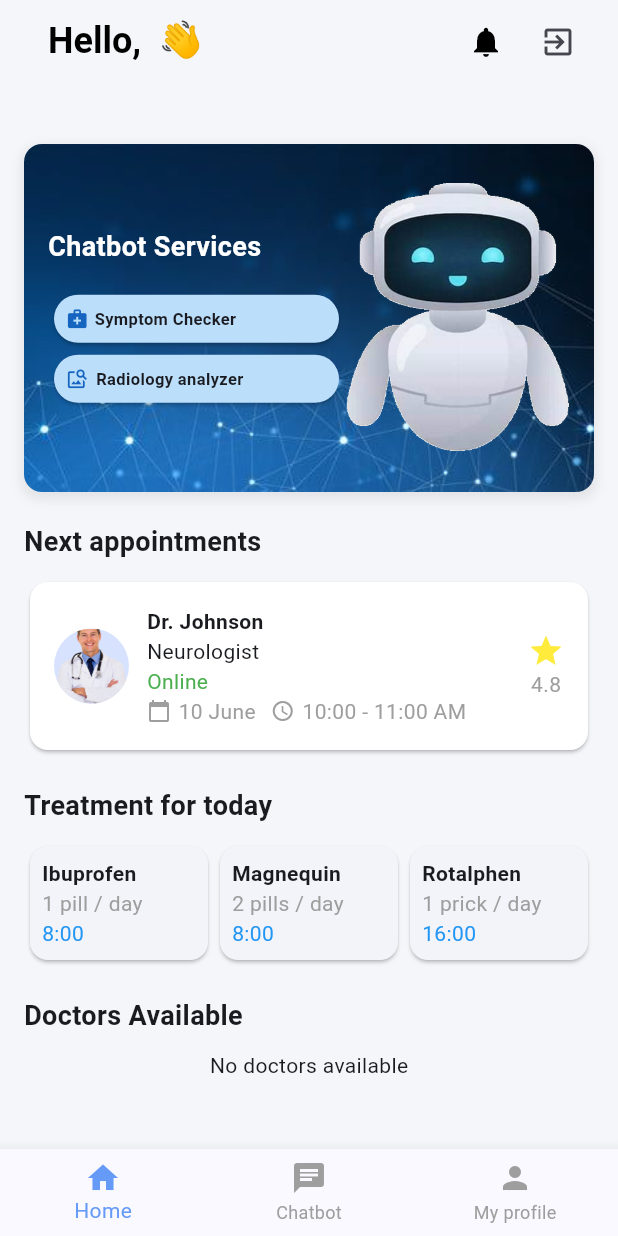
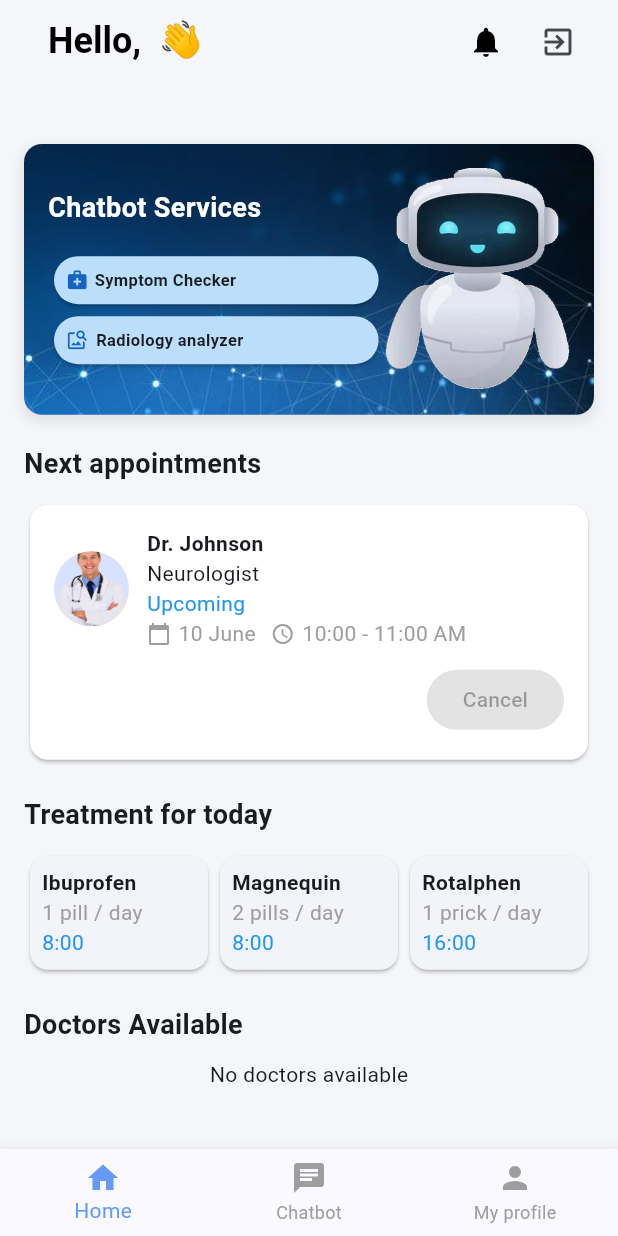
Before and after one commit to Omnyanasr/Hospital-Management, a Flutter app: the HomePage screen opened by its route, on a phone screen of 412 x 824 dp. Run offline on Flutter 3.47's test engine with Material 3 defaults, Android fonts, the phone set to English and light mode, and no system bars; our stand-ins replace cloud_firestore, firebase_auth, firebase_core, firebase_storage, get, google_sign_in and 3 more; accounts and stored records are empty.

Commit message:
update my appointments page

```diff
--- a/lib/components/appointment_card.dart
+++ b/lib/components/appointment_card.dart
@@ -1,53 +1,88 @@
 import 'package:flutter/material.dart';
 
 class AppointmentCard extends StatelessWidget {
+  final String doctorName;
+  final String specialty;
+  final String status;
+  final String time;
+  final String date;
+  final String photo;
+  final VoidCallback? onCancel; // ✅ Ensure onCancel is here!
+
+  const AppointmentCard({
+    super.key,
+    required this.doctorName,
+    required this.specialty,
+    required this.status,
+    required this.time,
+    required this.date,
+    required this.photo,
+    this.onCancel, // ✅ Ensure this is optional
+  });
+
   @override
   Widget build(BuildContext context) {
     return Card(
       color: Colors.white,
       shape: RoundedRectangleBorder(borderRadius: BorderRadius.circular(12)),
-      child: const Padding(
-        padding: EdgeInsets.all(16.0),
-        child: Row(
+      child: Padding(
+        padding: const EdgeInsets.all(16.0),
+        child: Column(
+          crossAxisAlignment: CrossAxisAlignment.start,
           children: [
-            CircleAvatar(
-              radius: 25,
-              backgroundImage: AssetImage(
-                  'assets/doctor.png'), // Replace with your image asset
-            ),
-            SizedBox(width: 12),
+            Row(
+              children: [
+                CircleAvatar(radius: 25, backgroundImage: AssetImage(photo)),
+                const SizedBox(width: 12),
                 Expanded(
                   child: Column(
                     crossAxisAlignment: CrossAxisAlignment.start,
                     children: [
-                  Text("Dr. Johnson",
-                      style: TextStyle(fontWeight: FontWeight.bold)),
-                  Text("Neurologist"),
-                  Text("Online", style: TextStyle(color: Colors.green)),
-                  SingleChildScrollView(
-                    scrollDirection: Axis.horizontal,
-                    child: Row(
+                      Text(doctorName,
+                          style: const TextStyle(fontWeight: FontWeight.bold)),
+                      Text(specialty),
+                      Text(status,
+                          style: TextStyle(
+                              color: status == "Upcoming"
+                                  ? Colors.blue
+                                  : Colors.green)),
+                      Row(
                         children: [
-                        Icon(Icons.calendar_today,
+                          const Icon(Icons.calendar_today,
                               size: 16, color: Colors.grey),
-                        SizedBox(width: 5),
-                        Text("10 June", style: TextStyle(color: Colors.grey)),
-                        SizedBox(width: 10),
-                        Icon(Icons.access_time, size: 16, color: Colors.grey),
-                        SizedBox(width: 5),
-                        Text("10:00 - 11:00 AM",
-                            style: TextStyle(color: Colors.grey)),
+                          const SizedBox(width: 5),
+                          Text(date,
+                              style: const TextStyle(color: Colors.grey)),
+                          const SizedBox(width: 10),
+                          const Icon(Icons.access_time,
+                              size: 16, color: Colors.grey),
+                          const SizedBox(width: 5),
+                          Text(time,
+                              style: const TextStyle(color: Colors.grey)),
+                        ],
+                      ),
                     ],
                   ),
                 ),
               ],
             ),
+            if (status ==
+                "Upcoming") // ✅ Show Cancel button only for upcoming appointments
+              Padding(
+                padding: const EdgeInsets.only(top: 10),
+                child: Row(
+                  mainAxisAlignment: MainAxisAlignment.end,
+                  children: [
+                    ElevatedButton(
+                      onPressed: onCancel, // ✅ Use onCancel function
+                      style: ElevatedButton.styleFrom(
+                        backgroundColor: Colors.red,
+                        foregroundColor: Colors.white,
                       ),
-            Column(
-              children: [
-                Icon(Icons.star, color: Colors.yellow),
-                Text("4.8", style: TextStyle(color: Colors.grey)),
+                      child: const Text("Cancel"),
+                    ),
                   ],
+                ),
               ),
           ],
         ),
--- a/lib/view/homepage.dart
+++ b/lib/view/homepage.dart
@@ -34,7 +34,10 @@ class _HomePageState extends State<HomePage> {
         PopupMenuItem(
           child: ListTile(
             leading: const Icon(Icons.medical_services, color: Colors.blue),
-            title: const Text("Symptom Checker"),
+            title: const Text(
+              "Symptom Checker",
+              style: TextStyle(fontSize: 8),
+            ),
             onTap: () {
               Navigator.pop(context); // Close the menu
               Get.toNamed('/symptom');
@@ -136,7 +139,8 @@ class HomeScreen extends StatelessWidget {
                   // Google Sign-Out logic
                   GoogleSignIn googleSignIn = GoogleSignIn();
                   await googleSignIn.signOut(); // Sign out from Google
-                  await FirebaseAuth.instance.signOut(); // Sign out from Firebase
+                  await FirebaseAuth.instance
+                      .signOut(); // Sign out from Firebase
 
                   Get.offNamed('/login');
                 },
@@ -155,6 +159,7 @@ class HomeScreen extends StatelessWidget {
               // Chatbot section with image and vertical buttons
               Container(
                 padding: const EdgeInsets.all(16),
+                width: double.infinity, // Ensures full width
                 decoration: BoxDecoration(
                   borderRadius: BorderRadius.circular(12),
                   image: const DecorationImage(
@@ -240,10 +245,13 @@ class HomeScreen extends StatelessWidget {
                         ],
                       ),
                     ),
-                    Image.asset(
-                      'assets/robothp.png',
-                      height: 200,
-                      width: 150,
+                    SizedBox(
+                      width: MediaQuery.of(context).size.width *
+                          0.3, // Responsive width
+                      child: Image.asset(
+                        'assets/robothp.png',
+                        fit: BoxFit.contain,
+                      ),
                     ),
                   ],
                 ),
@@ -252,7 +260,15 @@ class HomeScreen extends StatelessWidget {
               const Text("Next appointments",
                   style: TextStyle(fontSize: 18, fontWeight: FontWeight.bold)),
               const SizedBox(height: 10),
-              AppointmentCard(),
+              AppointmentCard(
+                doctorName: "Dr. Johnson",
+                specialty: "Neurologist",
+                status: "Upcoming",
+                time: "10:00 - 11:00 AM",
+                date: "10 June",
+                photo: "assets/doctor.png",
+              ),
+
               const SizedBox(height: 20),
               const Text("Treatment for today",
                   style: TextStyle(fontSize: 18, fontWeight: FontWeight.bold)),
```
Also changed, not shown: lib/components/doctors_available.dart (+7 -3 lines), lib/view/pages/appointmentpage.dart (+99 -38 lines), lib/view/pages/myAppointmentsPage.dart (+92 -147 lines). Lines whose indentation alone changed are shown as unchanged.
